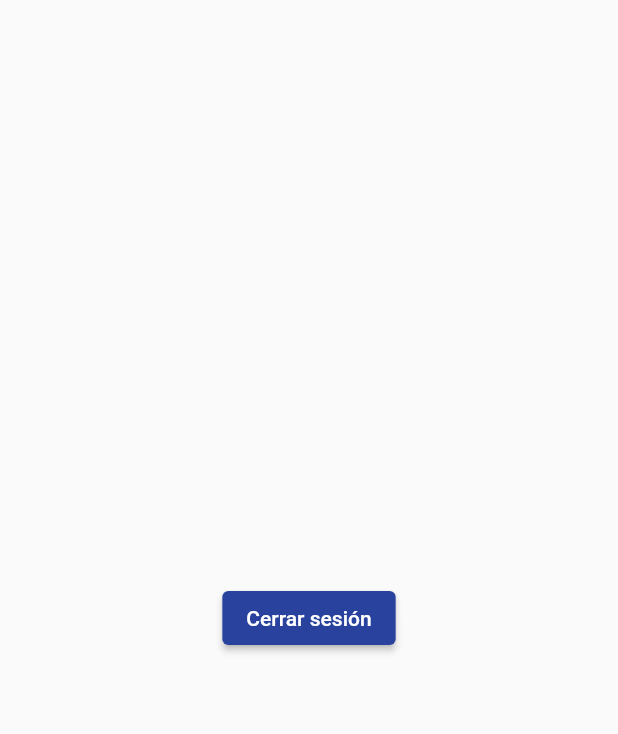
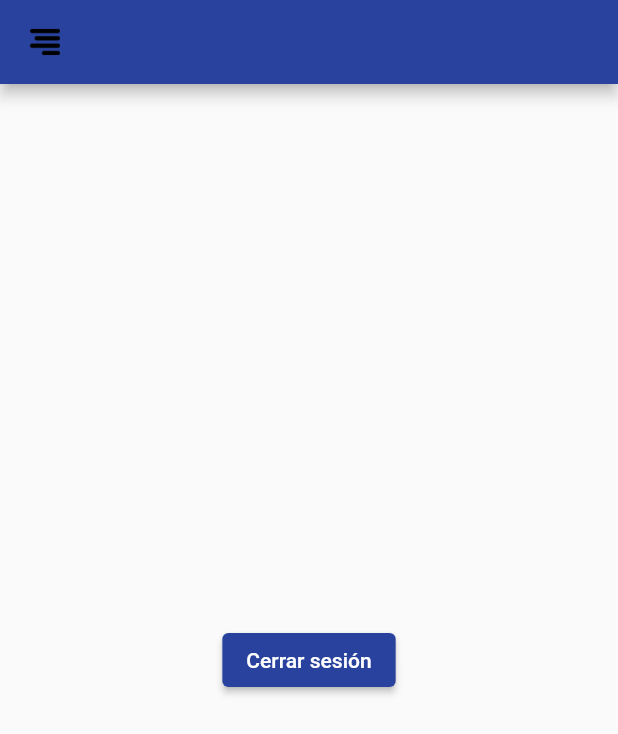
Before and after one commit to elJamesSnz/app_delivery_flutter, a Flutter app: the ClientProductsListPage screen opened by its route, on a phone screen of 412 x 824 dp. Shown: the top 734 px of the screen. Run offline on Flutter 3.47's test engine with Material 2 defaults, Android fonts, the phone set to English and light mode, and no system bars; our stand-ins replace lottie, shared_preferences; missing offline and left inert: dart:ffi; accounts and stored records are empty; statements that could not run were skipped.

```diff
--- a/lib/src/pages/client/products/list/client_products_list_controller.dart
+++ b/lib/src/pages/client/products/list/client_products_list_controller.dart
@@ -1,10 +1,12 @@
 import 'package:app_delivery_flutter/src/utils/utils_sharedpref.dart';
 import 'package:flutter/cupertino.dart';
+import 'package:flutter/material.dart';
 import 'package:shared_preferences/shared_preferences.dart';
 
 class ClientProductsListController{
   BuildContext context;
   UtilsSharedpref _sharedPref = new UtilsSharedpref();
+  GlobalKey<ScaffoldState> key = new GlobalKey<ScaffoldState>();
 
   //se hace un buildconetxt y le pasamos el contexto de la aplicación
   Future init(BuildContext context){
@@ -15,4 +17,8 @@ class ClientProductsListController{
     //se envía la petición de logput con el contexto de la app
     _sharedPref.logout(context);
   }
+
+  void openDrawer(){
+    key.currentState.openDrawer();
+  }
 }
--- a/lib/src/pages/client/products/list/client_products_list_page.dart
+++ b/lib/src/pages/client/products/list/client_products_list_page.dart
@@ -1,4 +1,5 @@
 import 'package:app_delivery_flutter/src/pages/client/products/list/client_products_list_controller.dart';
+import 'package:app_delivery_flutter/src/utils/utils_colors.dart';
 import 'package:flutter/material.dart';
 import 'package:flutter/scheduler.dart';
 
@@ -25,9 +26,18 @@ class _ClientProductsListPageState extends State<ClientProductsListPage> {
     });
   }
 
+
+
   @override
   Widget build(BuildContext context) {
     return Scaffold(
+      key: _con.key,
+      appBar: AppBar(
+        //title: _showDrawer(),
+        //leading para mostrar el nuestro y no el por defecto
+        leading: _showDrawer(),
+      ),
+      drawer: _drawer(),
       body: Center(
         child: ElevatedButton(
           onPressed: _con.logout,
@@ -36,4 +46,45 @@ class _ClientProductsListPageState extends State<ClientProductsListPage> {
       ),
     );
   }
+
+  Widget _showDrawer(){
+    return GestureDetector(
+      onTap: _con.openDrawer,
+      child: Container(
+        margin: EdgeInsets.only(left: 20),
+        alignment: Alignment.centerLeft,
+        child: Image.asset('assets/img/menu.png', width: 20, height: 20,),
+      ),
+    );
+  }
+
+  Widget _drawer(){
+    return Drawer(
+      //Es una columna pero permite scroll
+      child: ListView(
+        padding: EdgeInsets.zero,
+        children: [
+          DrawerHeader(
+            //agregar estilos
+            decoration: BoxDecoration(
+              color: UtilsColors.primaryColor,
+            ),
+              child: Column(
+                children: [
+                  Text('Nombre de usuario',
+                    style: TextStyle(
+                      fontSize: 18,
+                      color: Colors.white,
+                      fontWeight: FontWeight.bold
+                    ),
+                    //No puede abarcar más de una línea
+                    maxLines: 1,
+                  ),
+                ],
+              )
+          )
+        ],
+      ),
+    );
+  }
 }
```
Also changed, not shown: lib/src/pages/login/login_controller.dart (+9 -2 lines), lib/src/pages/roles/roles_controller.dart (+24 -0 lines), lib/src/pages/roles/roles_page.dart (+75 -2 lines), assets/img/no-image2.png (added), 1 other file.
